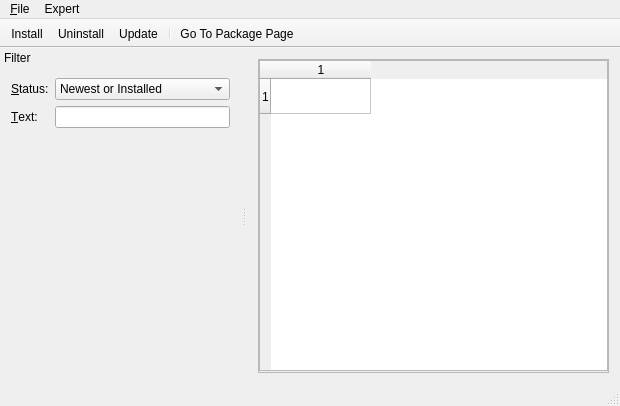
First picture: the form in wpmcpp/mainwindow.ui, repository npackd/npackd, before the edit.
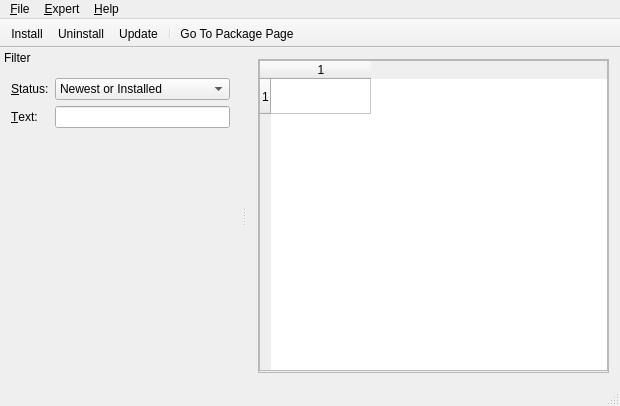
Second picture: the form after the edit. Icons and pictures are not drawn.

Commit message: Help/About

The edit to the form file:
```diff
--- a/wpmcpp/mainwindow.ui
+++ b/wpmcpp/mainwindow.ui
@@ -102,12 +102,19 @@
    </widget>
    <widget class="QMenu" name="menuExpert">
     <property name="title">
-     <string>Expert</string>
+     <string>&amp;Expert</string>
     </property>
     <addaction name="actionCompute_SHA1"/>
    </widget>
+   <widget class="QMenu" name="menuHelp">
+    <property name="title">
+     <string>&amp;Help</string>
+    </property>
+    <addaction name="actionAbout"/>
+   </widget>
    <addaction name="menuFile"/>
    <addaction name="menuExpert"/>
+   <addaction name="menuHelp"/>
   </widget>
   <widget class="QToolBar" name="mainToolBar">
    <property name="movable">
```
Left out of the diff: 8 changed lines with no effect on the pictures. The commit also changes 3 other files.
